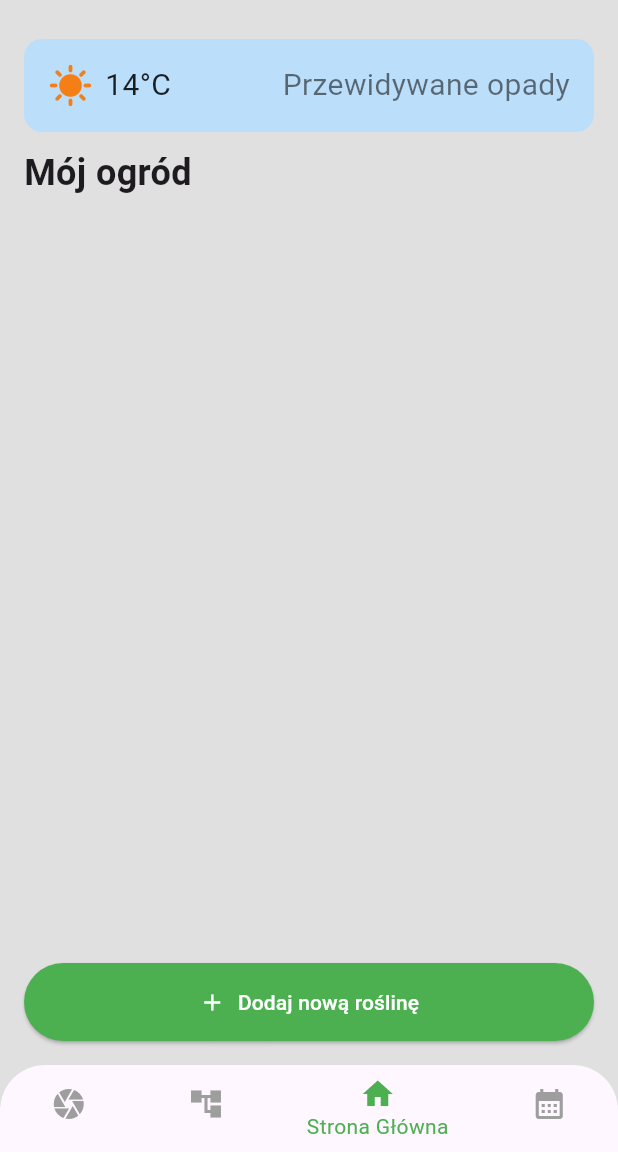
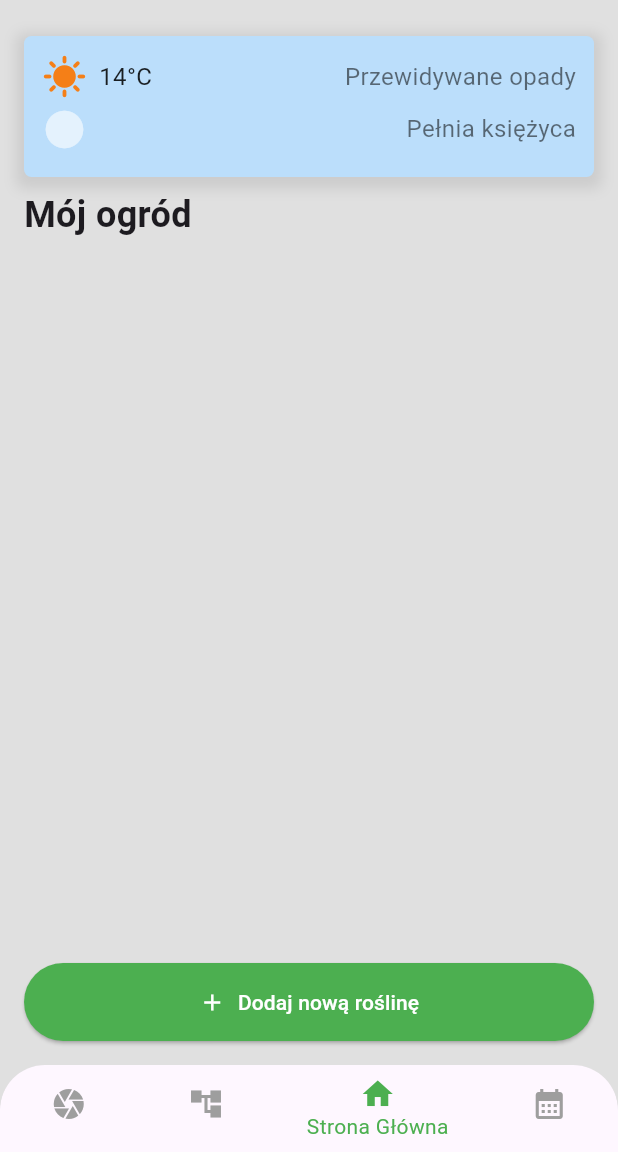
Before and after one commit to swiczka/hackcarpathia2025ogrody, a Flutter app: the screen it shows after launch, on a phone screen of 412 x 824 dp, the part 84-1236 px from its top. Run offline on Flutter 3.47's test engine with Material 3 defaults, Android fonts, the phone set to English and light mode, and no system bars; our stand-ins replace camera, table_calendar; missing offline and left inert: cross_file_image.

```diff
--- a/lib/main.dart
+++ b/lib/main.dart
@@ -182,6 +182,7 @@ class _HomePageState extends State<HomePage> {
     return Container(
       width: double.infinity,
       height: double.infinity,
+
       child: Padding(
         padding: const EdgeInsets.all(16.0),
         child: Column(
@@ -189,13 +190,23 @@ class _HomePageState extends State<HomePage> {
           children: [
             Container(
               width: MediaQuery.of(context).size.width,
-              padding: const EdgeInsets.all(16),
-              margin: const EdgeInsets.symmetric(vertical: 10),
+              padding: const EdgeInsets.all(12),
+              margin: const EdgeInsets.symmetric(vertical: 8),
               decoration: BoxDecoration(
-                color: Colors.blue[100], // możesz dać Colors.blue dla mocniejszego koloru
-                borderRadius: BorderRadius.circular(12),
+                color: Colors.blue[100],
+                borderRadius: BorderRadius.all(Radius.circular(5)),
+                boxShadow: [
+                  BoxShadow(
+                    color: Colors.grey.withValues(alpha: 0.3),
+                    spreadRadius: 5,
+                    blurRadius: 7,
+                    offset: Offset(0, 3), // changes position of shadow
                   ),
-               child: Row(
+                ],
+              ),
+               child: Column(
+                 children: [
+                   Row(
                      children: [
                       Icon(Icons.sunny, size: 30, color: Colors.yellow[900]),
                       const SizedBox(width: 8),
@@ -205,11 +216,38 @@ class _HomePageState extends State<HomePage> {
                           children: [
                             Text(
                               "14°C",
-                          style: const TextStyle(fontSize: 20, color: Colors.black87),
+                              style: const TextStyle(fontSize: 16, color: Colors.black87),
                             ),
                             Text(
                               "Przewidywane opady",
-                          style: const TextStyle(fontSize: 20, color: Colors.black54),
+                              style: const TextStyle(fontSize: 16, color: Colors.black54),
+                            ),
+                          ],
+                        ),
+                      ),
+                    ],
+                                 ),
+                   Padding(
+                     padding: const EdgeInsets.fromLTRB(0, 5, 0, 5),
+                     child: Row(
+                       children: [
+
+                         Icon(Icons.circle, size: 30, color: Colors.white60),
+                         const SizedBox(width: 8),
+                         Expanded(
+                           child: Row(
+                             mainAxisAlignment: MainAxisAlignment.spaceBetween,
+                             children: [
+                               Text(
+                                 "",
+                                 style: const TextStyle(fontSize: 16, color: Colors.black87),
+                               ),
+                               Text(
+                                 "Pełnia księżyca",
+                                 style: const TextStyle(fontSize: 16, color: Colors.black54),
+                               ),
+                             ],
+                           ),
                          ),
                        ],
                      ),
```
Also changed, not shown: assets/data.json (+31 -5 lines), lib/pages/allplants.dart (+15 -15 lines). Lines whose indentation alone changed are shown as unchanged.
